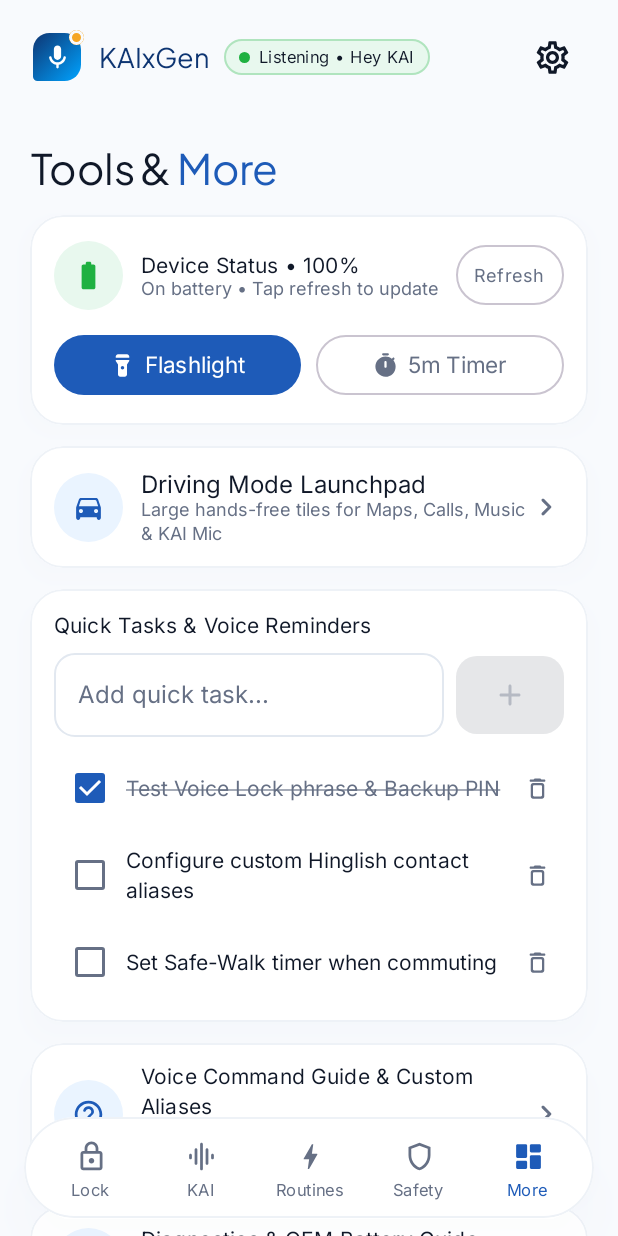
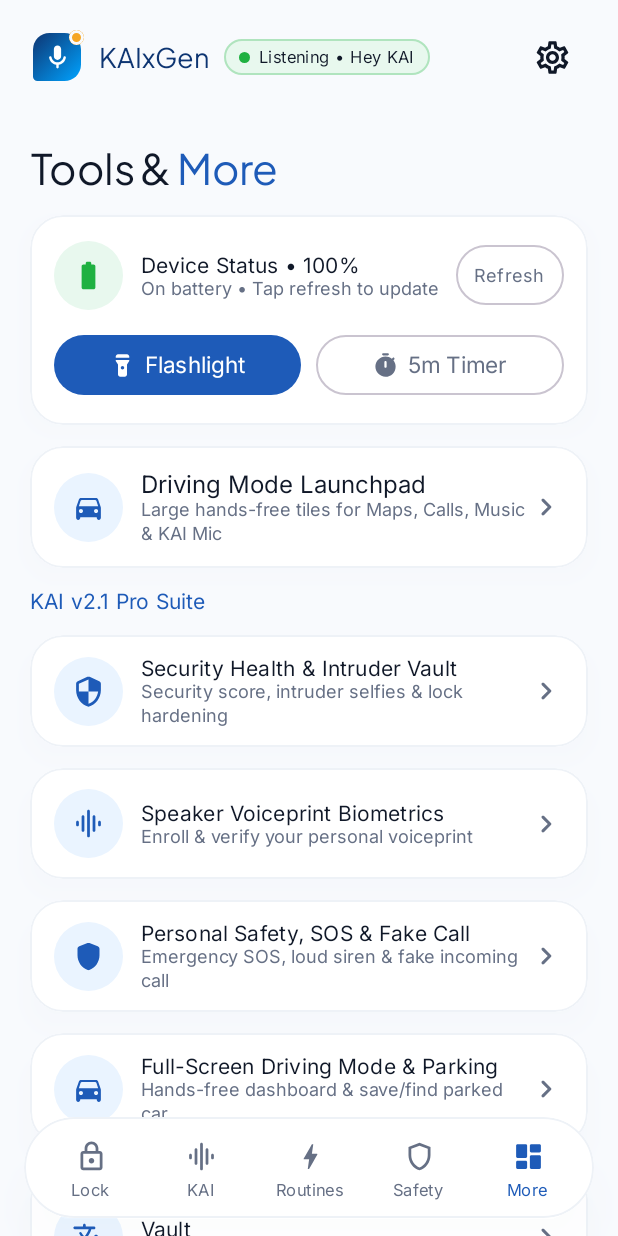
Before and after one commit to GOKUxEDITION/KAIxGenAiAssistant, an Android app built with Jetpack Compose: the MoreHubScreen screen opened through its navigation route, on a phone screen of 412 x 824 dp. Run offline under Robolectric (Android 15) with nearby library versions, the phone set to English and light mode, and no system bars; our stand-ins replace Room's generated code; 18 statements that could not run were skipped.

Commit message:
Wire v2.1 Pro Suite navigation cards into MoreHubScreen

```diff
--- a/app/src/main/java/com/kaixgen/assistant/ui/screens/more/MoreHubScreen.kt
+++ b/app/src/main/java/com/kaixgen/assistant/ui/screens/more/MoreHubScreen.kt
@@ -36,6 +36,11 @@ import androidx.compose.material.icons.rounded.Mic
 import androidx.compose.material.icons.rounded.MusicNote
 import androidx.compose.material.icons.rounded.Settings
 import androidx.compose.material.icons.rounded.Timer
+import androidx.compose.material.icons.rounded.GraphicEq
+import androidx.compose.material.icons.rounded.PrivacyTip
+import androidx.compose.material.icons.rounded.Security
+import androidx.compose.material.icons.rounded.Shield
+import androidx.compose.material.icons.rounded.Translate
 import androidx.compose.material3.Button
 import androidx.compose.material3.ButtonDefaults
 import androidx.compose.material3.Checkbox
@@ -98,6 +103,13 @@ fun MoreHubScreen(
     onNavigateToCommandHelp: () -> Unit,
     onNavigateToDiagnostics: () -> Unit,
     onNavigateToSettings: () -> Unit,
+    onNavigateToSecurityHealth: () -> Unit = {},
+    onNavigateToVoiceprint: () -> Unit = {},
+    onNavigateToSafetyHub: () -> Unit = {},
+    onNavigateToFullDriving: () -> Unit = {},
+    onNavigateToInterpreterMemory: () -> Unit = {},
+    onNavigateToProductivityHub: () -> Unit = {},
+    onNavigateToPrivacyOem: () -> Unit = {},
     modifier: Modifier = Modifier
 ) {
     val extendedColors = KaiTheme.extendedColors
@@ -269,6 +281,62 @@ fun MoreHubScreen(
                 }
             }
 
+
+        // Section 2B: KAI v2.1 Pro Suite
+        Text(
+            text = "KAI v2.1 Pro Suite",
+            style = MaterialTheme.typography.titleSmall.copy(fontWeight = FontWeight.Bold),
+            color = MaterialTheme.colorScheme.primary
+        )
+        MoreNavRowCard(
+            icon = Icons.Rounded.Security,
+            title = "Security Health & Intruder Vault",
+            subtitle = "Security score, intruder selfies & lock hardening",
+            onClick = onNavigateToSecurityHealth,
+            testTag = "more_security_health_row"
+        )
+        MoreNavRowCard(
+            icon = Icons.Rounded.GraphicEq,
+            title = "Speaker Voiceprint Biometrics",
+            subtitle = "Enroll & verify your personal voiceprint",
+            onClick = onNavigateToVoiceprint,
+            testTag = "more_voiceprint_row"
+        )
+        MoreNavRowCard(
+            icon = Icons.Rounded.Shield,
+            title = "Personal Safety, SOS & Fake Call",
+            subtitle = "Emergency SOS, loud siren & fake incoming call",
+            onClick = onNavigateToSafetyHub,
+            testTag = "more_safety_hub_row"
+        )
+        MoreNavRowCard(
+            icon = Icons.Rounded.DirectionsCar,
+            title = "Full-Screen Driving Mode & Parking",
+            subtitle = "Hands-free dashboard & save/find parked car",
+            onClick = onNavigateToFullDriving,
+            testTag = "more_full_driving_row"
+        )
+        MoreNavRowCard(
+            icon = Icons.Rounded.Translate,
+            title = "Hindi/English Interpreter & Memory Vault",
+            subtitle = "Live bilingual translation & saved personal facts",
+            onClick = onNavigateToInterpreterMemory,
+            testTag = "more_interpreter_memory_row"
+        )
+        MoreNavRowCard(
+            icon = Icons.Rounded.Timer,
+            title = "Productivity: Expenses & Focus",
+            subtitle = "Track daily expenses, Pomodoro focus & notes",
+            onClick = onNavigateToProductivityHub,
+            testTag = "more_productivity_hub_row"
+        )
+        MoreNavRowCard(
+            icon = Icons.Rounded.PrivacyTip,
+            title = "Privacy Center & OEM Battery Wizard",
+            subtitle = "Permissions audit & background autostart setup",
+            onClick = onNavigateToPrivacyOem,
+            testTag = "more_privacy_oem_row"
+        )
             // Section 3: Productivity & Quick Tasks (PRD S7-05)
             KaiElevatedCard(modifier = Modifier.testTag("more_tasks_card")) {
                 Column(
```
